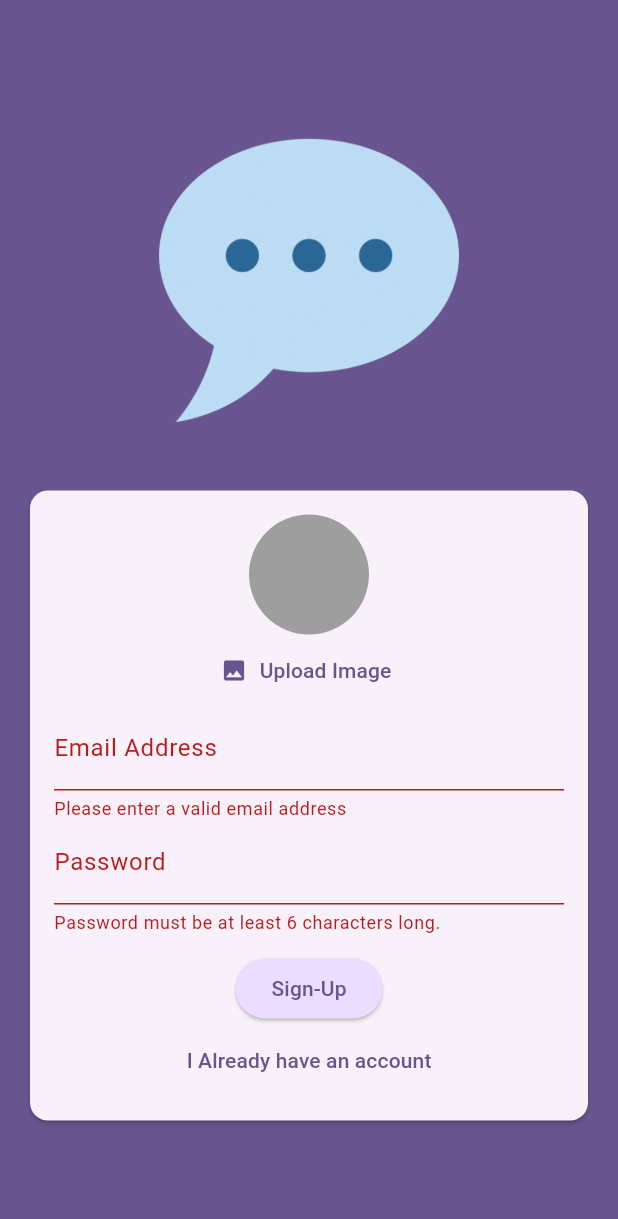
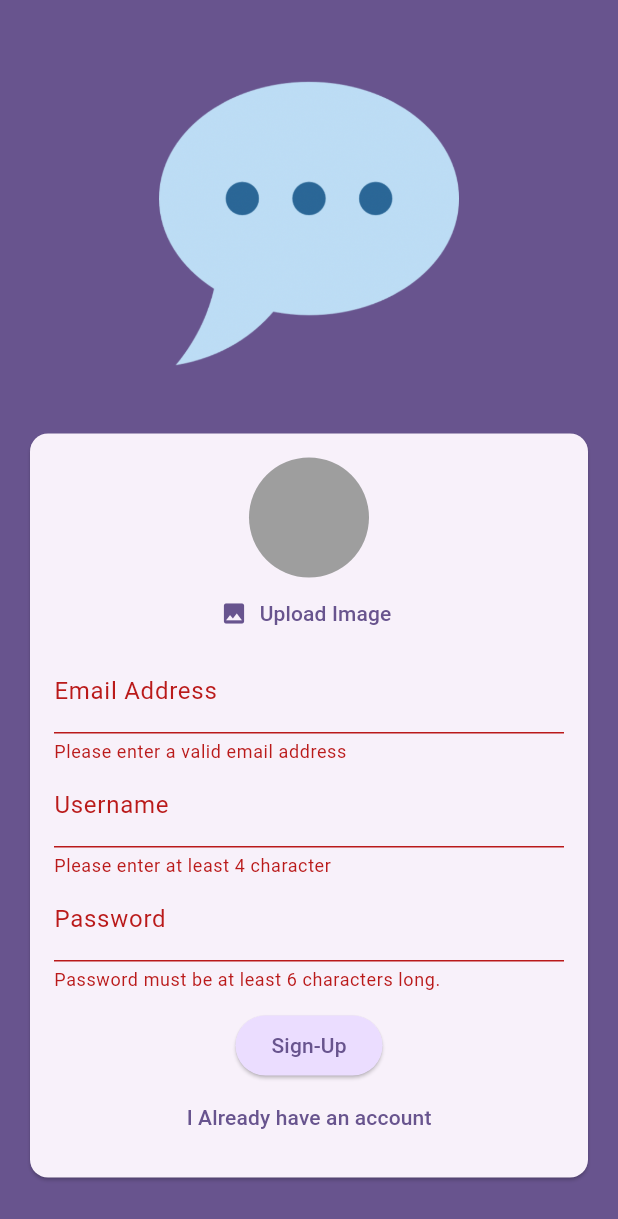
Before and after one commit to muhith7/chat-app, a Flutter app: the screen it shows after launch, after a tap on "Login", after a tap on "Create an Account", after a tap on "Sign-Up", on a phone screen of 412 x 824 dp. Shown: the top 1219 px of the screen. Run offline on Flutter 3.47's test engine with Material 3 defaults, Android fonts, the phone set to English and light mode, and no system bars; our stand-ins replace cloud_firestore, firebase_auth, firebase_core, firebase_storage, image_picker; accounts and stored records are empty.

Commit message:
feat: Storing a Username

```diff
--- a/lib/screens/auth.dart
+++ b/lib/screens/auth.dart
@@ -22,6 +22,7 @@ class _AuthScreenState extends State<AuthScreen> {
   var _isLogin = true;
   var _enteredEmail = '';
   var _enteredPassword = '';
+  var _enteredUsername = '';
   File? selectedImage;
   var _isAuthenticating = false;
 
@@ -58,7 +59,7 @@ class _AuthScreenState extends State<AuthScreen> {
             .collection('users')
             .doc(userCridentials.user!.uid)
             .set({
-          'username': 'to be done ..',
+          'username': _enteredUsername,
           'email': _enteredEmail,
           'image_url': imageUrl,
         });
@@ -128,6 +129,23 @@ class _AuthScreenState extends State<AuthScreen> {
                                 _enteredEmail = value!;
                               },
                             ),
+                            if (!_isLogin)
+                              TextFormField(
+                                decoration: const InputDecoration(
+                                    labelText: "Username"),
+                                enableSuggestions: false,
+                                validator: (value) {
+                                  if (value == null ||
+                                      value.isEmpty ||
+                                      value.trim().length < 4) {
+                                    return 'Please enter at least 4 character';
+                                  }
+                                  return null;
+                                },
+                                onSaved: (value) {
+                                  _enteredUsername = value!;
+                                },
+                              ),
                             TextFormField(
                               decoration: const InputDecoration(
                                 labelText: "Password",
```
